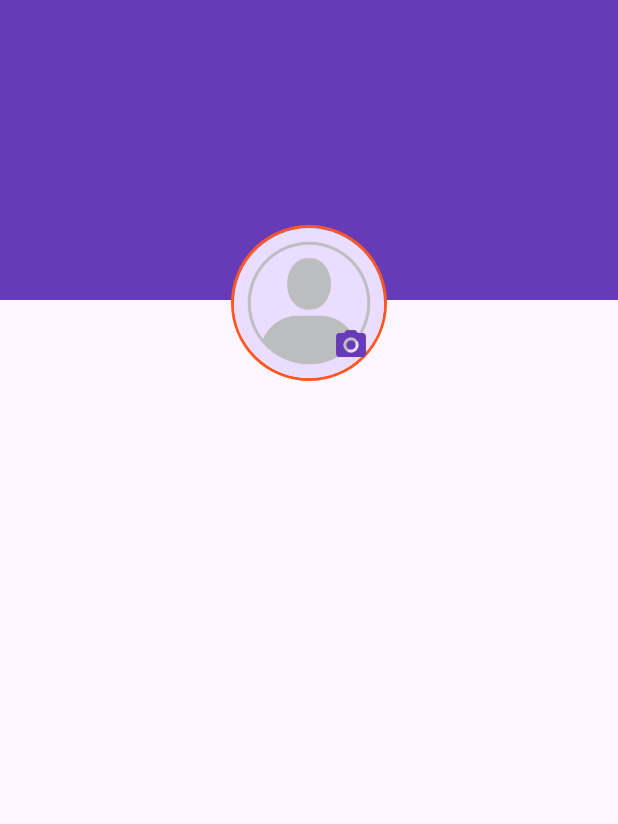
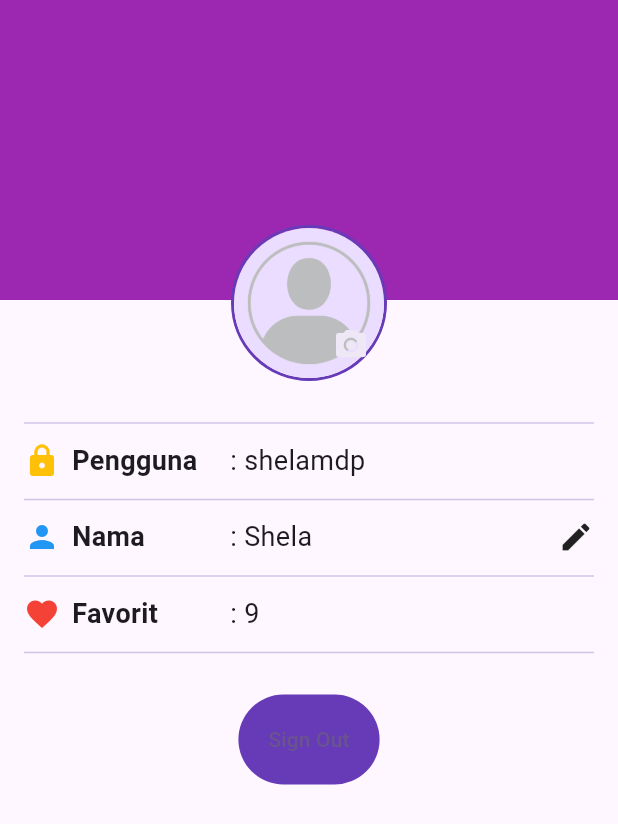
Before and after one commit to Mobile-Programming-MDP/materi-latihan-flutter-shela-2226250087, a Flutter app: the screen it shows after launch, on a phone screen of 412 x 824 dp. Shown: the top 824 px of the screen. Run offline on Flutter 3.47's test engine with Material 2 defaults, Android fonts, the phone set to English and light mode, and no system bars; our stand-ins replace cached_network_image.

Commit message:
profile_screen_shela_selesai

```diff
--- a/wisata_candi/lib/screens/profile_screen.dart
+++ b/wisata_candi/lib/screens/profile_screen.dart
@@ -1,4 +1,5 @@
 import 'package:flutter/material.dart';
+import 'package:wisata_candi/widget/profile_info_item.dart';
 
 class ProfileScreen extends StatefulWidget {
   const ProfileScreen({super.key});
@@ -8,28 +9,24 @@
 }
 
 class _ProfileScreenState extends State<ProfileScreen> {
-  //TODO: 1. Deklarasi variable (state) yang dibutuhkan
-
-  bool isSignIn = true;
-  String fullName = "";
-  String userName = "";
-  int favoriteCandiCount = 0;
+  bool isSignedIn = true;
+  String fullName = 'Shela';
+  String userName = 'shelamdp';
+  int favoriteCandiCount = 9;
 
   @override
-  Widget build(BuildContext) {
+  Widget build(BuildContext context) {
     return Scaffold(
       body: Stack(
+        alignment: Alignment.topCenter,
         children: [
           Container(
             height: 200,
             width: double.infinity,
-            color: Colors.deepPurple,
+            color: Colors.purple,
           ),
-          Padding(
-            padding: const EdgeInsets.symmetric(horizontal: 16),
-            child: Column(
+          Column(
             children: [
-                //TODO: 2. Buat Bagian ProfileHeader yang berisi foto profil
               Align(
                 alignment: Alignment.topCenter,
                 child: Padding(
@@ -39,31 +36,108 @@
                     children: [
                       Container(
                         decoration: BoxDecoration(
-                              border: Border.all(
-                                  color: Colors.deepOrange, width: 2),
+                            border:
+                                Border.all(color: Colors.deepPurple, width: 2),
                             shape: BoxShape.circle),
-                          child: CircleAvatar(
+                        child: const CircleAvatar(
                           radius: 50,
                           backgroundImage:
-                                AssetImage("images/placeholder_image.png"),
+                              AssetImage('images/placeholder_image.png'),
                         ),
                       ),
-                        if (isSignIn)
+                      if (isSignedIn)
                         IconButton(
                             onPressed: () {},
                             icon: Icon(
                               Icons.camera_alt,
-                                color: Colors.deepPurple,
+                              color: Colors.deepPurple[50],
                             ))
                     ],
                   ),
                 ),
+              ),
+              Padding(
+                padding: const EdgeInsets.symmetric(horizontal: 16),
+                child: Column(
+                  children: [
+                    const SizedBox(
+                      height: 20,
+                    ),
+                    Divider(
+                      color: Colors.deepPurple[100],
+                    ),
+                    const SizedBox(
+                      height: 4,
+                    ),
+                    ProfileInfoItem(
+                      icon: Icons.lock,
+                      label: 'Pengguna',
+                      value: userName,
+                      iconColor: Colors.amber,
+                    ),
+                    const SizedBox(
+                      height: 5,
+                    ),
+                    Divider(
+                      color: Colors.deepPurple[100],
+                    ),
+                    const SizedBox(
+                      height: 4,
+                    ),
+                    ProfileInfoItem(
+                        icon: Icons.person,
+                        label: 'Nama',
+                        value: fullName,
+                        showEditIcon: isSignedIn,
+                        onEditPressed: () {
+                          debugPrint('Icon edit ditekan ...');
+                        },
+                        iconColor: Colors.blue),
+                    const SizedBox(
+                      height: 5,
+                    ),
+                    Divider(
+                      color: Colors.deepPurple[100],
+                    ),
+                    const SizedBox(
+                      height: 4,
+                    ),
+                    ProfileInfoItem(
+                        icon: Icons.favorite,
+                        label: 'Favorit',
+                        value:
+                            favoriteCandiCount > 0 ? '$favoriteCandiCount' : '',
+                        iconColor: Colors.red),
+                    const SizedBox(
+                      height: 5,
+                    ),
+                    Divider(
+                      color: Colors.deepPurple[100],
+                    ),
+                    SizedBox(
+                      height: 20,
+                    ),
+                    isSignedIn
+                        ? TextButton(
+                            onPressed: () {},
+                            child: Text('Sign Out'),
+                            style: TextButton.styleFrom(
+                                backgroundColor: Colors.deepPurple,
+                                padding: const EdgeInsets.all(20),
+                                elevation: 5),
                           )
-
-                //TODO: 3. Buat Bagian ProfileInfo yang berisi info profil
-                //TODO: 4. Buat Bagian ProfileAction yang berisi TextButton Signiin / Signout
+                        : TextButton(
+                            onPressed: () {},
+                            child: Text('Sign In'),
+                            style: TextButton.styleFrom(
+                                backgroundColor: Colors.deepPurple,
+                                padding: const EdgeInsets.all(20),
+                                elevation: 5),
+                          )
                   ],
                 ),
+              ),
+            ],
           )
         ],
       ),
--- /dev/null
+++ b/wisata_candi/lib/widget/profile_info_item.dart
@@ -0,0 +1,55 @@
+import 'package:flutter/material.dart';
+
+class ProfileInfoItem extends StatelessWidget {
+  final IconData icon;
+  final String label;
+  final String value;
+  final bool showEditIcon;
+  final VoidCallback? onEditPressed;
+  final Color iconColor;
+
+  const ProfileInfoItem({
+    super.key,
+    required this.icon,
+    required this.label,
+    required this.value,
+    this.showEditIcon = false,
+    this.onEditPressed,
+    required this.iconColor,
+  });
+
+  @override
+  Widget build(BuildContext context) {
+    return Row(
+      children: [
+        SizedBox(
+          width: MediaQuery.of(context).size.width / 3,
+          child: Row(
+            children: [
+              Icon(
+                icon,
+                color: iconColor,
+              ),
+              const SizedBox(
+                width: 8,
+              ),
+              Text(
+                label,
+                style:
+                    const TextStyle(fontSize: 18, fontWeight: FontWeight.bold),
+              )
+            ],
+          ),
+        ),
+        Expanded(
+          child: Text(
+            ': $value',
+            style: const TextStyle(fontSize: 18),
+          ),
+        ),
+        if (showEditIcon)
+          InkWell(onTap: onEditPressed, child: const Icon(Icons.edit))
+      ],
+    );
+  }
+}
```
Lines whose indentation alone changed are shown as unchanged.
